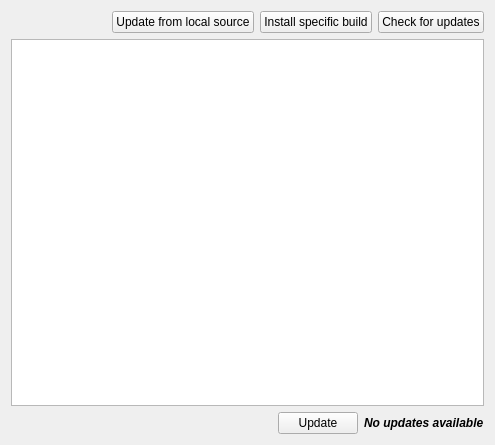
Above: client/src/ui/widgets/server_updates_widget.ui from networkoptix/nx_open before the change. Below: the same form after it.
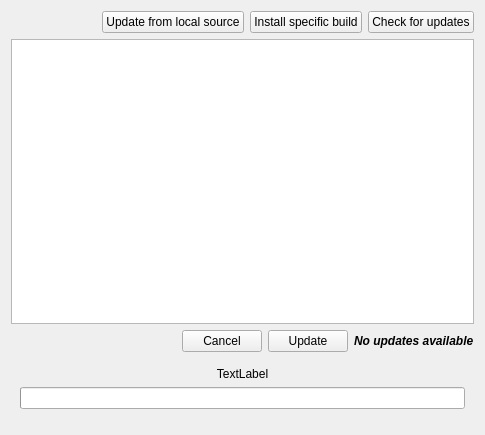
That is the form after the change. Custom widgets are drawn as their Qt base class.

The edit to the form file:
```diff
--- a/client/src/ui/widgets/server_updates_widget.ui
+++ b/client/src/ui/widgets/server_updates_widget.ui
@@ -6,8 +6,8 @@
    <rect>
     <x>0</x>
     <y>0</y>
-    <width>495</width>
-    <height>445</height>
+    <width>485</width>
+    <height>435</height>
    </rect>
   </property>
   <layout class="QVBoxLayout" name="verticalLayout_3">
@@ -68,7 +68,14 @@
       </spacer>
      </item>
      <item>
-      <widget class="QPushButton" name="updateServersButton">
+      <widget class="QPushButton" name="cancelButton">
+       <property name="text">
+        <string>Cancel</string>
+       </property>
+      </widget>
+     </item>
+     <item>
+      <widget class="QPushButton" name="updateButton">
        <property name="text">
         <string>Update</string>
        </property>
@@ -90,8 +97,41 @@
      </item>
     </layout>
    </item>
+   <item>
+    <widget class="QWidget" name="updateStateWidget" native="true">
+     <layout class="QVBoxLayout" name="verticalLayout">
+      <item>
+       <widget class="QLabel" name="updateStateLabel">
+        <property name="text">
+         <string>TextLabel</string>
+        </property>
+        <property name="alignment">
+         <set>Qt::AlignCenter</set>
+        </property>
+       </widget>
+      </item>
+      <item>
+       <widget class="QProgressBar" name="updateProgessBar"/>
+      </item>
+     </layout>
+    </widget>
+   </item>
+   <item>
+    <widget class="QnDialogButtonBox" name="buttonBox">
+     <property name="standardButtons">
+      <set>QDialogButtonBox::NoButton</set>
+     </property>
+    </widget>
+   </item>
   </layout>
  </widget>
+ <customwidgets>
+  <customwidget>
+   <class>QnDialogButtonBox</class>
+   <extends>QDialogButtonBox</extends>
+   <header location="global">ui/widgets/dialog_button_box.h</header>
+  </customwidget>
+ </customwidgets>
  <resources/>
  <connections/>
 </ui>
```
Left out of the diff: 2 changed lines with no effect on the pictures.
